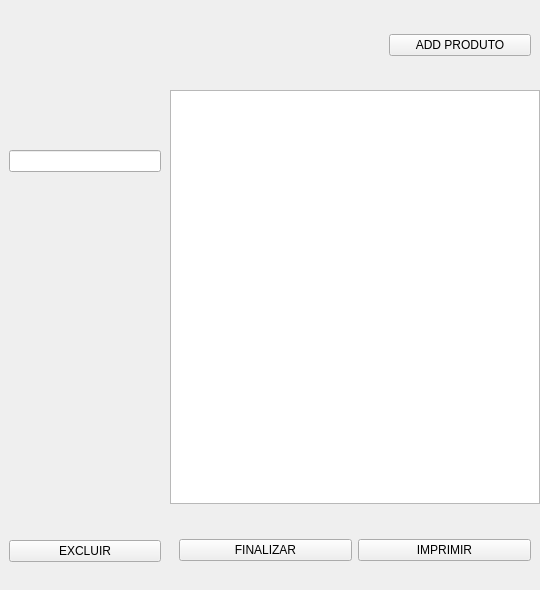
Before: the Qt Designer form desktop/telas/form_orders/pedido_mesa.ui in hnmcano/unique, drawn with Qt 5.
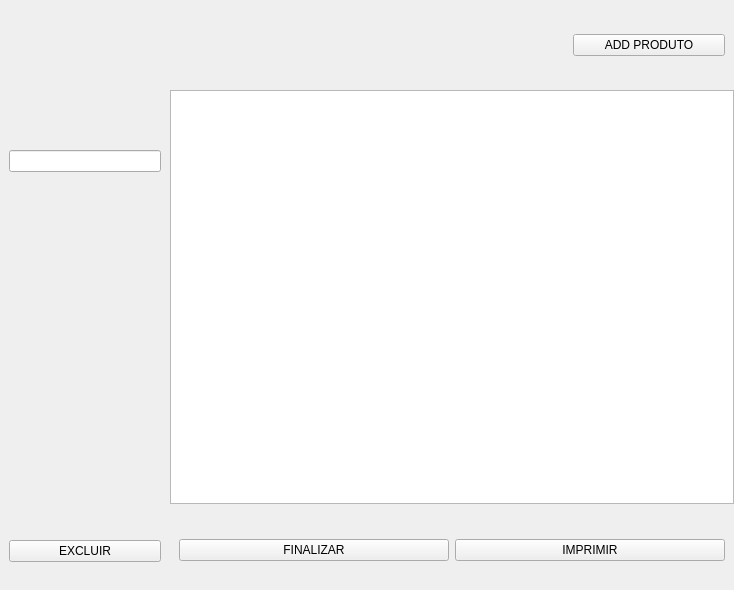
After: the same form once the commit is applied.

Commit message: Ajuste de Mesa

```diff
--- a/desktop/telas/form_orders/pedido_mesa.ui
+++ b/desktop/telas/form_orders/pedido_mesa.ui
@@ -6,19 +6,19 @@
    <rect>
     <x>0</x>
     <y>0</y>
-    <width>540</width>
+    <width>734</width>
     <height>590</height>
    </rect>
   </property>
   <property name="minimumSize">
    <size>
-    <width>540</width>
-    <height>590</height>
+    <width>0</width>
+    <height>0</height>
    </size>
   </property>
   <property name="maximumSize">
    <size>
-    <width>540</width>
+    <width>920</width>
     <height>590</height>
    </size>
   </property>
@@ -37,7 +37,7 @@
    </property>
    <property name="maximumSize">
     <size>
-     <width>540</width>
+     <width>16777215</width>
      <height>590</height>
     </size>
    </property>
@@ -76,7 +76,7 @@
       </property>
       <property name="maximumSize">
        <size>
-        <width>540</width>
+        <width>16777215</width>
         <height>90</height>
        </size>
       </property>
@@ -126,6 +126,12 @@
        </item>
        <item>
         <widget class="QWidget" name="widget_8" native="true">
+         <property name="maximumSize">
+          <size>
+           <width>170</width>
+           <height>16777215</height>
+          </size>
+         </property>
          <property name="styleSheet">
           <string notr="true"/>
          </property>
@@ -270,7 +276,7 @@
         <widget class="QWidget" name="widget_4" native="true">
          <property name="maximumSize">
           <size>
-           <width>370</width>
+           <width>16777215</width>
            <height>501</height>
           </size>
          </property>
```
The commit also changes 23 other files.
